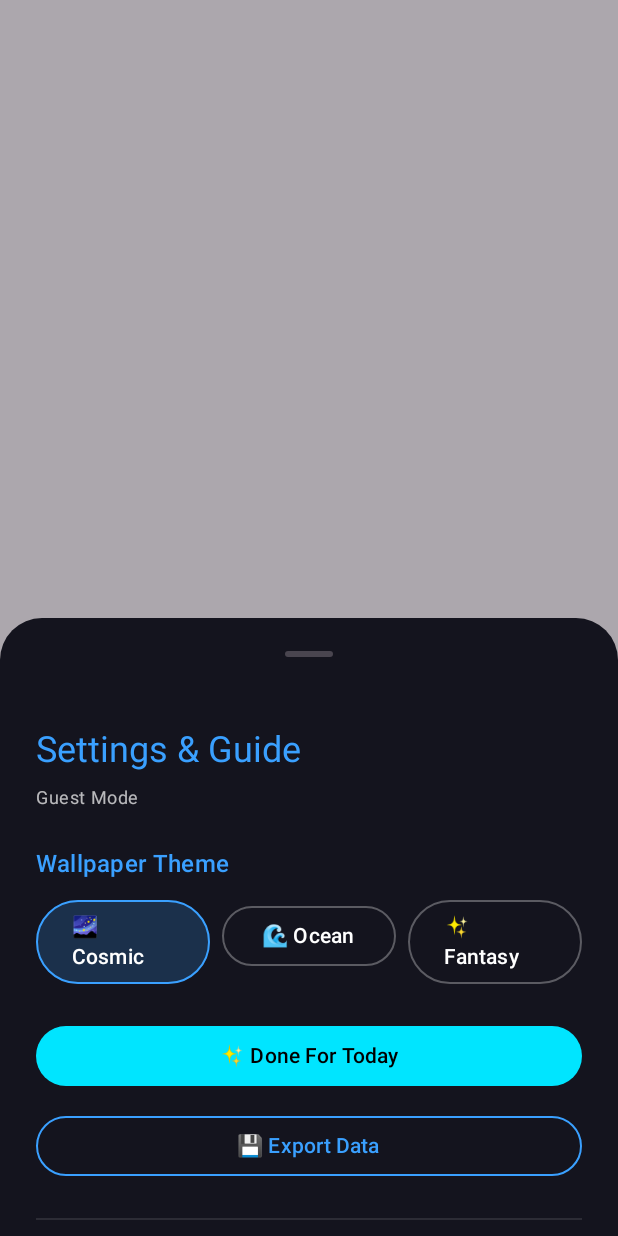
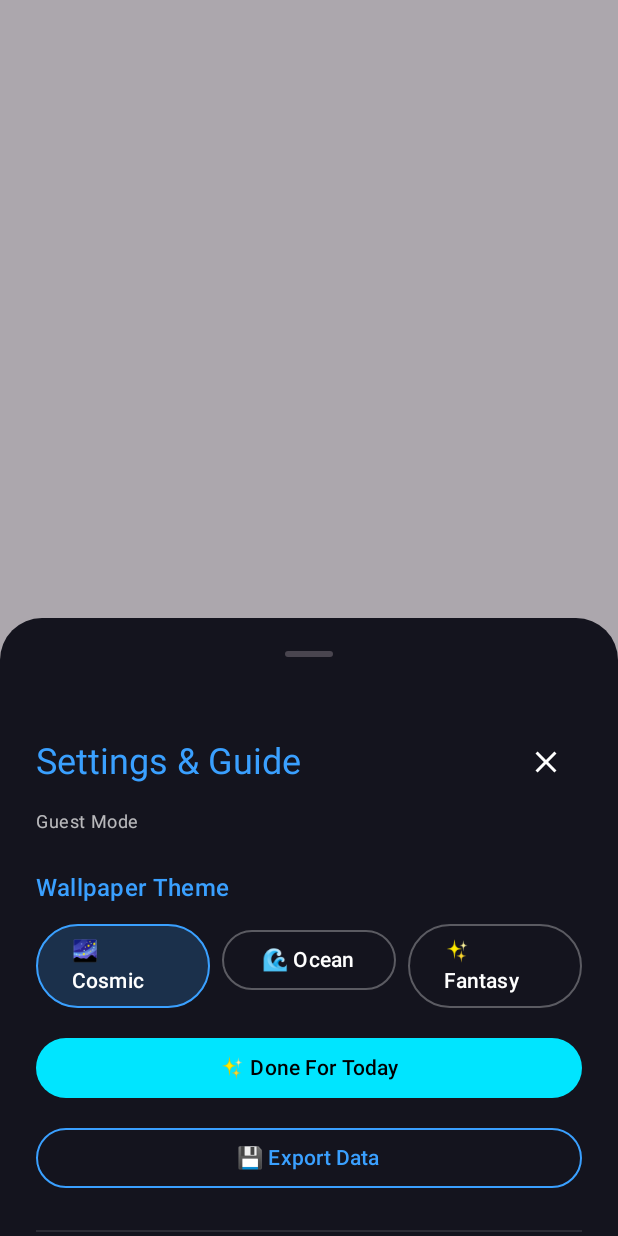
Before and after one commit to pratapme1/Cosmic_ocean_Wallpaper_to_do, an Android app built with Jetpack Compose: the composable SettingsOverlay shown on its own in the app's theme, on a phone screen of 412 x 824 dp. Run offline under Robolectric (Android 15) with nearby library versions, the phone set to English and light mode, and no system bars.

Commit message:
Android v1.3.12: Refresh button + wallpaper reliability improvements
Features:
- Add manual Refresh Wallpaper button to home screen (top-right)
- Use proper Settings icon instead of text emoji
- Add close button to Settings overlay header

Fixes:
- Update BOTH home and lock screen wallpapers (FLAG_SYSTEM | FLAG_LOCK)
  Previously only lock screen was updated, causing inconsistent display
- Consistent wallpaper update behavior in both WallpaperUpdateWorker
  and RealTimeWallpaperService

Co-Authored-By: Claude Opus 4.5 <noreply@anthropic.com>

```diff
--- a/android/app/build.gradle
+++ b/android/app/build.gradle
@@ -19,8 +19,8 @@ android {
         applicationId "com.cosmicocean"
         minSdk 24
         targetSdk 34
-        versionCode 9
-        versionName "1.3.5"
+        versionCode 10
+        versionName "1.3.12"
 
         testInstrumentationRunner "androidx.test.runner.AndroidJUnitRunner"
         vectorDrawables {
--- a/android/app/src/main/java/com/cosmicocean/ui/components/SettingsOverlay.kt
+++ b/android/app/src/main/java/com/cosmicocean/ui/components/SettingsOverlay.kt
@@ -1,8 +1,11 @@
 package com.cosmicocean.ui.components
 
 import androidx.compose.foundation.layout.*
+import androidx.compose.material.icons.Icons
+import androidx.compose.material.icons.filled.Close
 import androidx.compose.material3.*
 import androidx.compose.runtime.*
+import androidx.compose.ui.Alignment
 import androidx.compose.ui.Modifier
 import androidx.compose.ui.graphics.Color
 import androidx.compose.ui.unit.dp
@@ -31,7 +34,17 @@ fun SettingsOverlay(
                 .padding(24.dp)
                 .padding(bottom = 32.dp)
         ) {
-            Text("Settings & Guide", style = MaterialTheme.typography.headlineSmall, color = Color(0xFF3AA0FF))
+            // Header with title and close button
+            Row(
+                modifier = Modifier.fillMaxWidth(),
+                horizontalArrangement = Arrangement.SpaceBetween,
+                verticalAlignment = Alignment.CenterVertically
+            ) {
+                Text("Settings & Guide", style = MaterialTheme.typography.headlineSmall, color = Color(0xFF3AA0FF))
+                IconButton(onClick = onDismiss) {
+                    Icon(Icons.Default.Close, contentDescription = "Close", tint = Color.White)
+                }
+            }
 
             // User Info
             if (userEmail != null) {
@@ -116,7 +129,7 @@ fun SettingsOverlay(
                 }
             }
 
-            Spacer(modifier = Modifier.height(24.dp))
+            Spacer(modifier = Modifier.height(16.dp))
 
             // Privacy Settings
             if (onOpenPrivacySettings != null) {
```
Also changed, not shown: android/app/src/main/java/com/cosmicocean/MainActivity.kt (+14 -1 lines), android/app/src/main/java/com/cosmicocean/service/RealTimeWallpaperService.kt (+4 -3 lines), android/app/src/main/java/com/cosmicocean/worker/WallpaperUpdateWorker.kt (+5 -3 lines).
